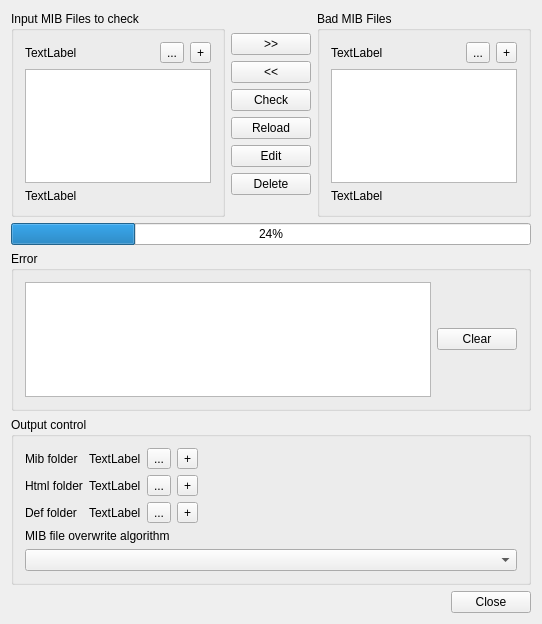
Old version of the form MainWindow.ui in the repository ram-0000/MibChecker.
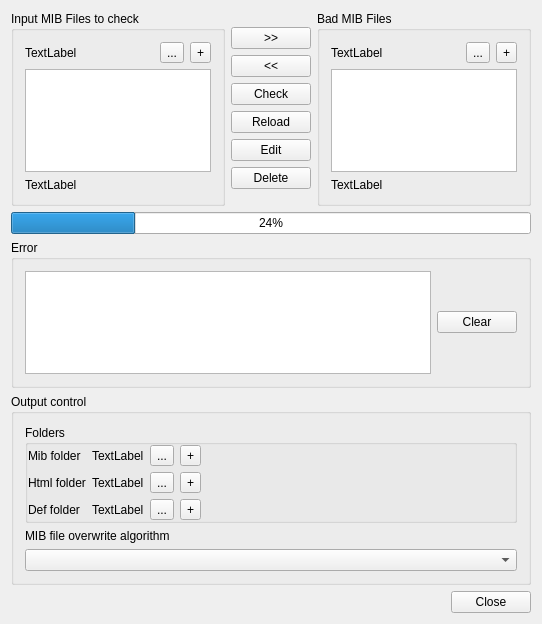
New version of the form. Icons and pictures are not drawn.

```diff
--- a/MainWindow.ui
+++ b/MainWindow.ui
@@ -252,16 +252,21 @@
       </property>
       <layout class="QVBoxLayout" name="verticalLayout_2">
        <item>
-        <layout class="QHBoxLayout" name="horizontalLayout_4">
+        <widget class="QGroupBox" name="groupBox_5">
+         <property name="title">
+          <string>Folders</string>
+         </property>
+         <layout class="QGridLayout" name="gridLayout">
+          <property name="leftMargin">
+           <number>0</number>
+          </property>
          <property name="topMargin">
           <number>0</number>
          </property>
          <property name="rightMargin">
           <number>0</number>
          </property>
-         <item>
-          <layout class="QGridLayout" name="gridLayout_2">
-           <property name="topMargin">
+          <property name="bottomMargin">
             <number>0</number>
            </property>
            <item row="0" column="2">
@@ -303,45 +308,6 @@
              </property>
             </widget>
            </item>
-           <item row="2" column="1">
-            <widget class="QLabel" name="MibFileDefFolderEdit">
-             <property name="text">
-              <string>TextLabel</string>
-             </property>
-            </widget>
-           </item>
-           <item row="2" column="0">
-            <widget class="QLabel" name="DefFolderLabel">
-             <property name="text">
-              <string>Def folder</string>
-             </property>
-             <property name="alignment">
-              <set>Qt::AlignLeading|Qt::AlignLeft|Qt::AlignVCenter</set>
-             </property>
-            </widget>
-           </item>
-           <item row="2" column="2">
-            <widget class="QToolButton" name="DefFolderChooser">
-             <property name="text">
-              <string>...</string>
-             </property>
-             <property name="icon">
-              <iconset resource="Res.qrc">
-               <normaloff>:/res/Chooser.png</normaloff>:/res/Chooser.png</iconset>
-             </property>
-            </widget>
-           </item>
-           <item row="2" column="3">
-            <widget class="QToolButton" name="DefFolderOpen">
-             <property name="text">
-              <string>+</string>
-             </property>
-             <property name="icon">
-              <iconset resource="Res.qrc">
-               <normaloff>:/res/Folder.png</normaloff>:/res/Folder.png</iconset>
-             </property>
-            </widget>
-           </item>
            <item row="1" column="0">
             <widget class="QLabel" name="HtmlFolderLabel">
              <property name="text">
@@ -381,9 +347,46 @@
              </property>
             </widget>
            </item>
-          </layout>
-         </item>
-         <item>
+          <item row="2" column="0">
+           <widget class="QLabel" name="DefFolderLabel">
+            <property name="text">
+             <string>Def folder</string>
+            </property>
+            <property name="alignment">
+             <set>Qt::AlignLeading|Qt::AlignLeft|Qt::AlignVCenter</set>
+            </property>
+           </widget>
+          </item>
+          <item row="2" column="1">
+           <widget class="QLabel" name="MibFileDefFolderEdit">
+            <property name="text">
+             <string>TextLabel</string>
+            </property>
+           </widget>
+          </item>
+          <item row="2" column="2">
+           <widget class="QToolButton" name="DefFolderChooser">
+            <property name="text">
+             <string>...</string>
+            </property>
+            <property name="icon">
+             <iconset resource="Res.qrc">
+              <normaloff>:/res/Chooser.png</normaloff>:/res/Chooser.png</iconset>
+            </property>
+           </widget>
+          </item>
+          <item row="2" column="3">
+           <widget class="QToolButton" name="DefFolderOpen">
+            <property name="text">
+             <string>+</string>
+            </property>
+            <property name="icon">
+             <iconset resource="Res.qrc">
+              <normaloff>:/res/Folder.png</normaloff>:/res/Folder.png</iconset>
+            </property>
+           </widget>
+          </item>
+          <item row="0" column="4">
           <spacer name="horizontalSpacer">
            <property name="orientation">
             <enum>Qt::Horizontal</enum>
@@ -397,6 +400,7 @@
           </spacer>
          </item>
         </layout>
+        </widget>
        </item>
        <item>
         <widget class="QLabel" name="label_4">
```
Lines whose indentation alone changed are shown as unchanged.
